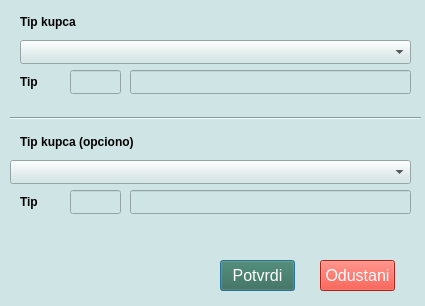
Qt form ui/select_customer.ui (ljuba17/desktop_pos) before a commit.
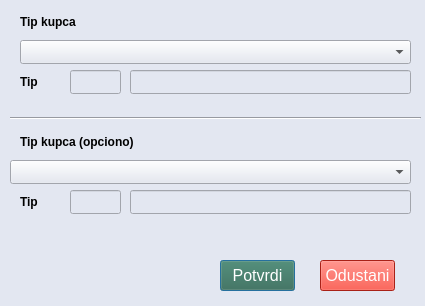
The same form after that commit.

The edit to the form file:
```diff
--- a/ui/select_customer.ui
+++ b/ui/select_customer.ui
@@ -19,7 +19,7 @@
    <string>Izaberi kupca</string>
   </property>
   <property name="styleSheet">
-   <string notr="true">background-color: rgb(207, 229, 229);</string>
+   <string notr="true">background-color: #e3e7f1;</string>
   </property>
   <widget class="QComboBox" name="tipCombo">
    <property name="geometry">
```
